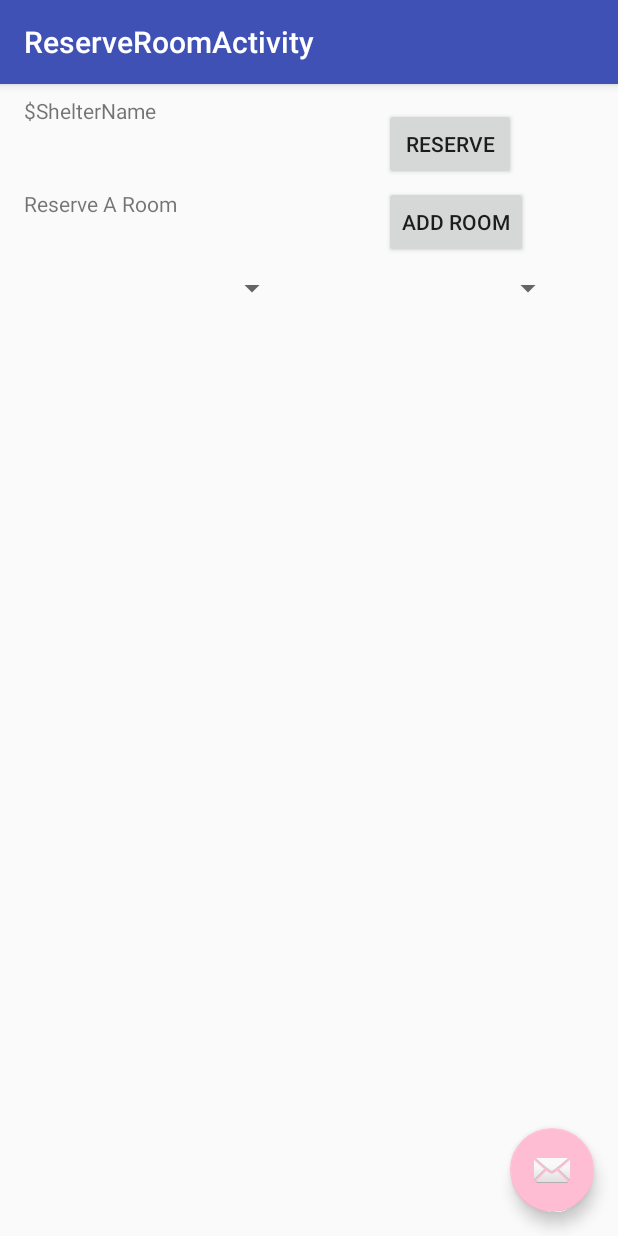
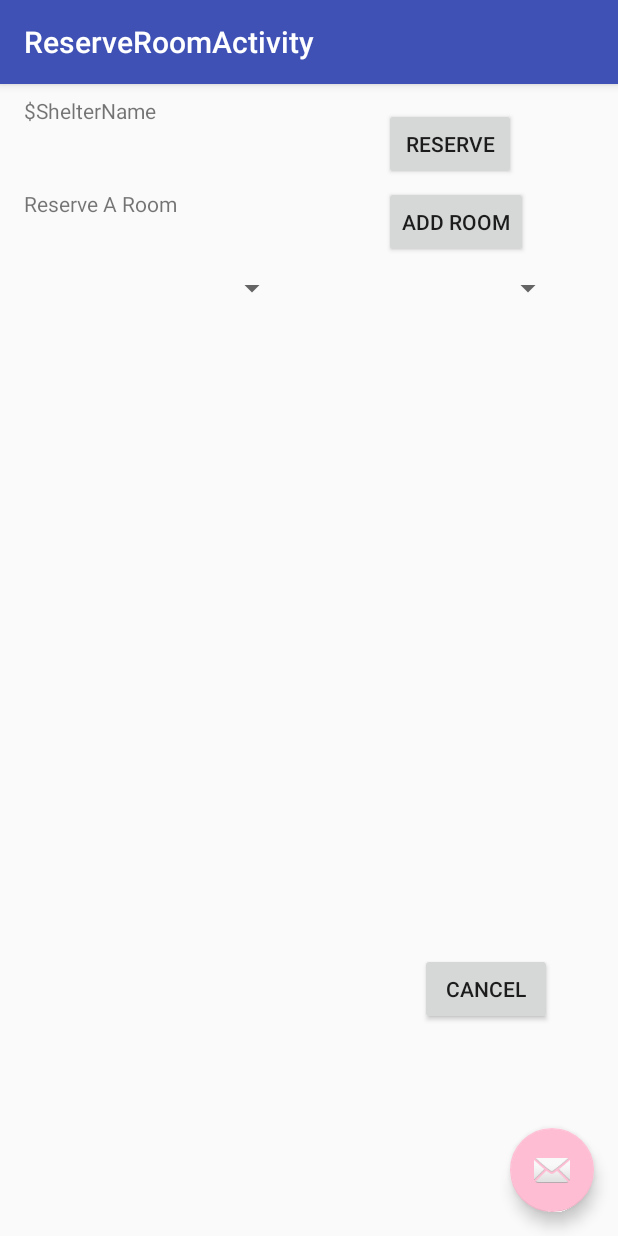
Before and after one commit to GimmeAbr/ShelterFinder2340, an Android app: the ReserveRoomActivity screen opened directly, with no data from a screen before it, on a phone screen of 412 x 824 dp. Run offline under Robolectric (Android 15) with nearby library versions, the phone set to English and light mode, and no system bars; our stand-ins replace Firebase (no records; nobody signed in at launch, a user with empty details on screens opened directly); 6 statements that could not run were skipped.

Commit message:
Merge branch 'sylvia-dev_1' of https://github.com/GimmeAbr/ShelterFinder2340 into sylvia-dev_1 ghgg # Conflicts: #	app/src/main/AndroidManifest.xml

```diff
--- a/app/src/main/java/edu/gatech/cs2340/shelterfinder2340/controllers/ReserveRoomActivity.java
+++ b/app/src/main/java/edu/gatech/cs2340/shelterfinder2340/controllers/ReserveRoomActivity.java
@@ -46,6 +46,7 @@ public class ReserveRoomActivity extends AppCompatActivity {
     Map<String,Room> roomMap;
     Spinner firstSpinner;
     Spinner firstInput;
+    Button cancelButton;
 
 
 
@@ -66,6 +67,7 @@ public class ReserveRoomActivity extends AppCompatActivity {
         roomMap = new HashMap<>();
         firstSpinner = findViewById(R.id.RoomTypes);
         firstInput = findViewById(R.id.NumData);
+        cancelButton = findViewById(R.id.cancel_reserve);
 
         shelter = Model.getInstance().getCurrentShelter();
         for (Room d: shelter.getRoomList()) {
@@ -194,7 +196,13 @@ public class ReserveRoomActivity extends AppCompatActivity {
             }
         });
         // TODO: CANCEL BUTTON
-
+        cancelButton.setOnClickListener(new View.OnClickListener() {
+            @Override
+            public void onClick(View view) {
+                Intent intent = new Intent(getApplicationContext(), ShelterDetailActivity.class);
+                startActivity(intent);
+            }
+        });
         FloatingActionButton fab = (FloatingActionButton) findViewById(R.id.fab);
         fab.setOnClickListener(new View.OnClickListener() {
             @Override
--- a/app/src/main/res/layout/content_reserve_room.xml
+++ b/app/src/main/res/layout/content_reserve_room.xml
@@ -40,11 +40,14 @@
     <ScrollView
         android:id="@+id/scroll_view"
         android:layout_width="368dp"
-        android:layout_height="377dp"
+        android:layout_height="314dp"
+        android:layout_marginBottom="8dp"
         android:layout_marginStart="8dp"
         android:layout_marginTop="8dp"
+        app:layout_constraintBottom_toBottomOf="parent"
         app:layout_constraintStart_toStartOf="parent"
-        app:layout_constraintTop_toBottomOf="@+id/add_room">
+        app:layout_constraintTop_toBottomOf="@+id/add_room"
+        app:layout_constraintVertical_bias="0.0">
 
         <LinearLayout
             android:id="@+id/linearLayout"
@@ -84,4 +87,16 @@
         app:layout_constraintStart_toStartOf="parent"
         app:layout_constraintTop_toTopOf="parent" />
 
+    <Button
+        android:id="@+id/cancel_reserve"
+        android:layout_width="wrap_content"
+        android:layout_height="wrap_content"
+        android:layout_marginBottom="8dp"
+        android:layout_marginStart="280dp"
+        android:layout_marginTop="8dp"
+        android:text="Cancel"
+        app:layout_constraintBottom_toBottomOf="parent"
+        app:layout_constraintStart_toStartOf="parent"
+        app:layout_constraintTop_toBottomOf="@+id/scroll_view" />
+
 </android.support.constraint.ConstraintLayout>
```
